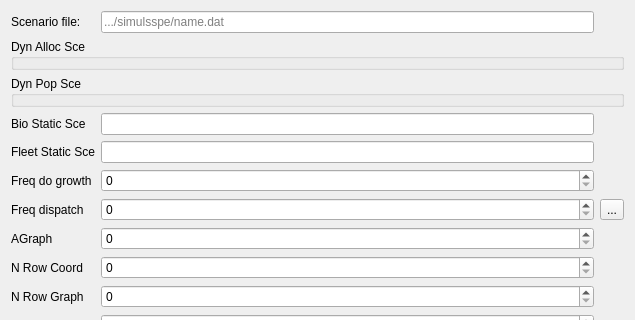
Old version of the form qtgui/scenariodialog.ui in the repository frabas/DISPLACE_GUI; both pictures show x 0 to 635 and y 0 to 320 of the 635 by 733 pixel window.
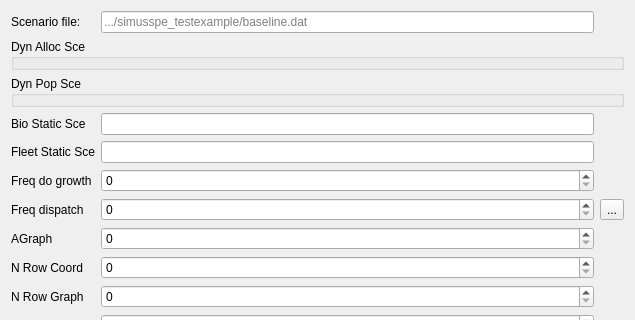
New version of the form.

Commit message: Correct default text in scenario ui

```diff
--- a/qtgui/scenariodialog.ui
+++ b/qtgui/scenariodialog.ui
@@ -24,7 +24,7 @@
    <item row="0" column="1">
     <widget class="QLineEdit" name="scenarioPath">
      <property name="placeholderText">
-      <string>.../simulsspe/name.dat</string>
+      <string>.../simusspe_testexample/baseline.dat</string>
      </property>
     </widget>
    </item>
```
